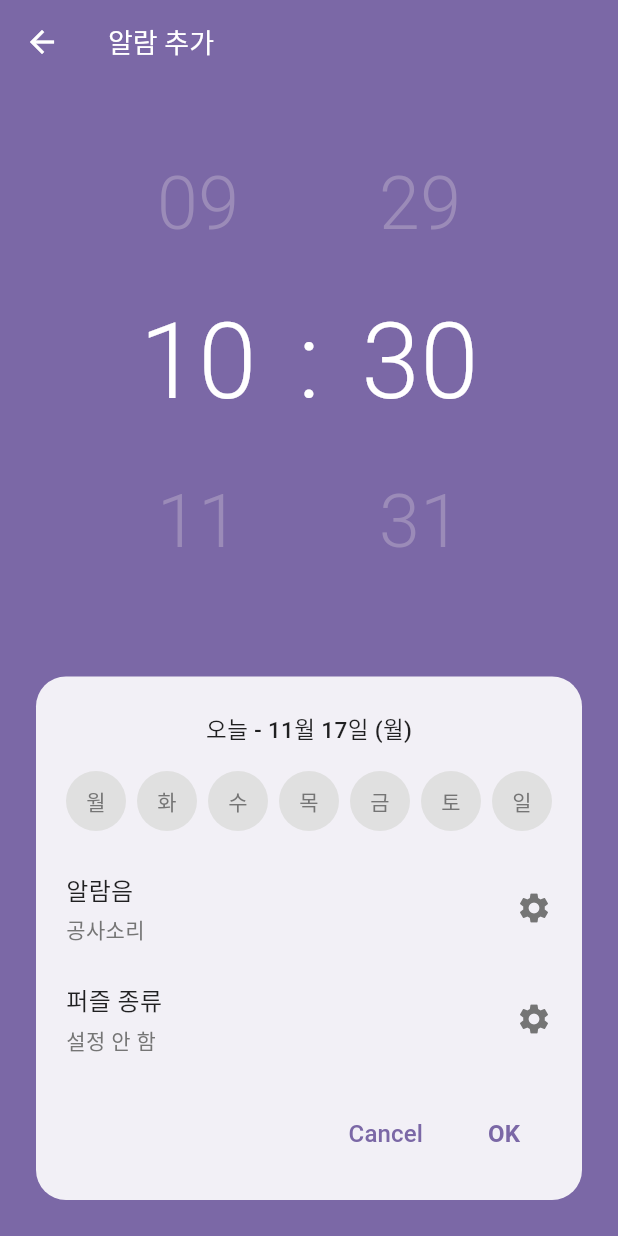
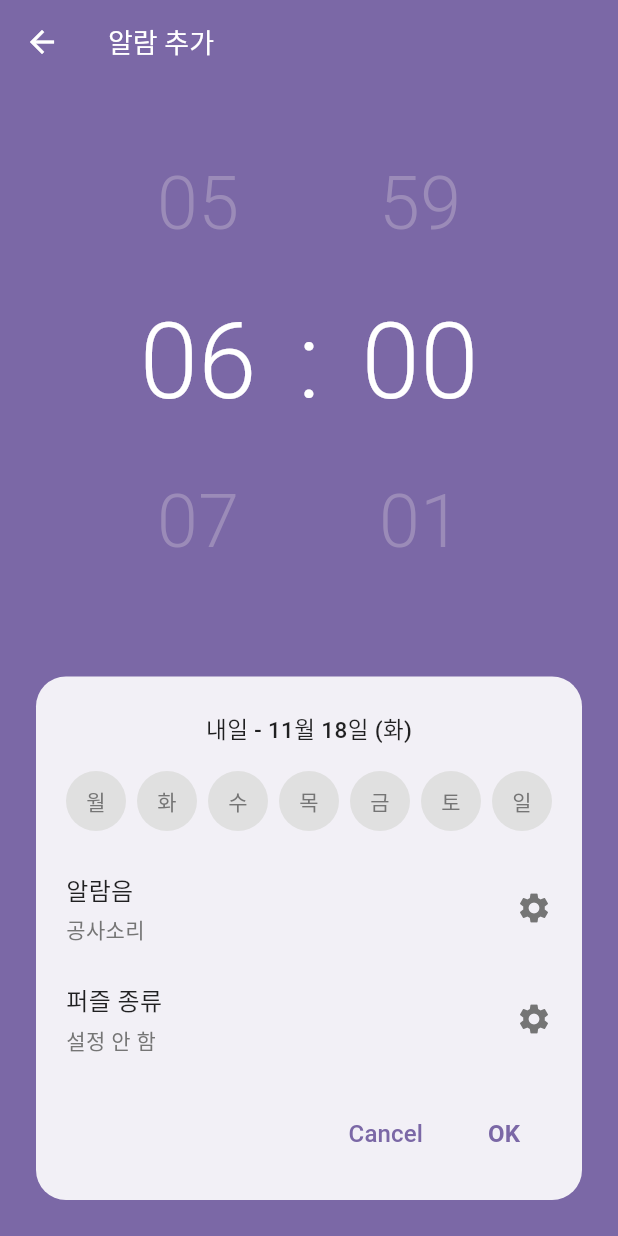
Before and after one commit to dbstjr3067/All-In-One-Scheduler, a Flutter app: the AlarmPage screen opened directly, after a tap on the "add circle outline" icon, on a phone screen of 412 x 824 dp. Run offline on Flutter 3.47's test engine with Material 3 defaults, Android fonts, the light colour scheme and no system bars; our stand-ins replace cloud_firestore, firebase_auth, firebase_core, google_sign_in; accounts and stored records are empty.

Commit message:
사소한 세팅(알람 추가시 자동으로 6:00 세팅, 요일 선택하지 않을 시의 알람 표시)

```diff
--- a/all_in_one_scheduler/lib/pages/alarm/alarm_setting_page.dart
+++ b/all_in_one_scheduler/lib/pages/alarm/alarm_setting_page.dart
@@ -1,3 +1,5 @@
+import 'dart:ui_web';
+
 import 'package:flutter/material.dart';
 import 'package:flutter/services.dart';
 import 'package:all_in_one_scheduler/services/alarm/alarm.dart';
@@ -50,8 +52,8 @@ class _AlarmSettingPageState extends State<AlarmSettingPage> {
       _quizSetting = alarm.quizSetting;
     } else {
       // 새 알람 생성
-      selectedHour = TimeOfDay.now().hour;
-      selectedMinute = TimeOfDay.now().minute;
+      selectedHour = 6;
+      selectedMinute = 0;
       selectedDays = [false, false, false, false, false, false, false];
       _soundAsset = '공사소리'; // 기본값
       _quizSetting = null; // 기본값은 알람음 모드
@@ -278,7 +280,6 @@ class _AlarmSettingPageState extends State<AlarmSettingPage> {
   }) {
     int prevValue = (value - 1 + maxValue) % maxValue;
     int nextValue = (value + 1) % maxValue;
-
     return SizedBox(
       width: 105,
       height: 315,
@@ -433,9 +434,18 @@ class _AlarmSettingPageState extends State<AlarmSettingPage> {
     if (selectedCount == 0) {
       // 모두 체크 해제: 오늘 날짜 표시
       final now = DateTime.now();
-      final formatter = DateFormat('M월 d일');
-      final weekday = days[now.weekday - 1]; // DateTime.weekday는 1(월)~7(일)
-      repeatText = '오늘 - ${formatter.format(now)} ($weekday)';
+      final tomorrow = DateTime.now().add(Duration(days: 1));
+      if (DateTime.now().hour < selectedHour || DateTime.now().hour == selectedHour && DateTime.now().minute > selectedMinute) {
+        final formatter = DateFormat('M월 d일');
+        final weekday = days[now.weekday - 1]; // DateTime.weekday는 1(월)~7(일)
+        repeatText = '오늘 - ${formatter.format(now)} ($weekday)';
+      }
+      else
+      {
+        final formatter = DateFormat('M월 d일');
+        final weekday = days[tomorrow.weekday - 1]; // DateTime.weekday는 1(월)~7(일)
+        repeatText = '내일 - ${formatter.format(tomorrow)} ($weekday)';
+      }
     } else if (selectedCount == 7) {
       // 모두 체크: 매일
       repeatText = '매일';
@@ -447,7 +457,7 @@ class _AlarmSettingPageState extends State<AlarmSettingPage> {
           selectedDayNames.add(days[i]);
         }
       }
-      repeatText = '매주 ${selectedDayNames.join(', ')}';
+      repeatText = '${selectedDayNames.join(', ')}';
     }
 
     return Padding(
--- a/all_in_one_scheduler/lib/pages/alarm_page.dart
+++ b/all_in_one_scheduler/lib/pages/alarm_page.dart
@@ -15,49 +15,8 @@ class AlarmPage extends StatefulWidget {
 
 class _AlarmPageState extends State<AlarmPage> {
   // 하드코딩된 알람 리스트
-  late List<Alarm> _alarms;
+  late List<Alarm> _alarms = [];
 
-  @override
-  void initState() {
-    super.initState();
-    _initializeHardcodedAlarms();
-  }
-
-  // 알람 리스트를 하드코딩하여 초기화합니다.
-  void _initializeHardcodedAlarms() {
-    _alarms = [
-      // 1. 아침 기상 알람 (월,화,수,목,금) - 활성화
-      Alarm(
-        alarmTime: TimeOfDay(hour: 6, minute: 30), // 06:30
-        repeatDays: [1, 2, 3, 4, 5],
-        isEnabled: true,
-        quizSetting: QuizType(
-          difficulty: QuizDifficulty.hard,
-          requiredCount: 5,
-        ),
-      ),
-      // 2. 점심 약속 알람 (반복 없음) - 비활성화 (사진의 예시 템플릿 역할)
-      Alarm(
-        alarmTime: TimeOfDay(hour: 12, minute: 0), // 12:00
-        repeatDays: [],
-        isEnabled: false,
-        quizSetting: QuizType(
-          difficulty: QuizDifficulty.easy,
-          requiredCount: 1,
-        ),
-      ),
-      // 3. 주말 알람 (토, 일) - 활성화
-      Alarm(
-        alarmTime: TimeOfDay(hour: 17, minute: 11), // PM 5:11
-        repeatDays: [6, 7],
-        isEnabled: true,
-        quizSetting: QuizType(
-          difficulty: QuizDifficulty.medium,
-          requiredCount: 3,
-        ),
-      ),
-    ];
-  }
   // scheduler_page.dart의 스타일을 참고한 배경색
   static const Color _cardColor = Color(0xFFEBEBFF); // 연한 보라색 계열
 
@@ -72,8 +31,10 @@ class _AlarmPageState extends State<AlarmPage> {
         ),
       ),
     ).then((result) {
-      if (result != null && result is Alarm) {
+      if (result != null) {
         setState(() {
+          if (result is Alarm) {
+            // 저장(확인) 버튼을 눌러 Alarm 객체가 반환된 경우
             if (index != null) {
               // 기존 알람 수정
               _alarms[index] = result;
@@ -87,13 +48,14 @@ class _AlarmPageState extends State<AlarmPage> {
                 const SnackBar(content: Text('새 알람이 추가되었습니다.')),
               );
             }
-        });
-      }
-      else if(result != null && result == 'delete'){
-        _alarms.removeAt(index!);
+          } else if (result == 'delete' && index != null) {
+            // 삭제 버튼을 눌러 'delete' 문자열이 반환된 경우
+            _alarms.removeAt(index);
             ScaffoldMessenger.of(context).showSnackBar(
               const SnackBar(content: Text('알람이 삭제되었습니다.')),
             );
+          }
+        });
       }
     });
   }
--- a/all_in_one_scheduler/lib/services/alarm/alarm.dart
+++ b/all_in_one_scheduler/lib/services/alarm/alarm.dart
@@ -66,11 +66,26 @@ class Alarm {
   }
   // 반복 요일 목록을 한글 문자열로 변환 (예: "월 수 금 일")
   String get repeatDaysString {
-    if (repeatDays.isEmpty||repeatDays.length == 7) return '매일';
+    if (repeatDays.length == 7) return '매일';
+    else if(repeatDays.isEmpty){
+      final now = DateTime.now();
+      final tomorrow = DateTime.now().add(Duration(days: 1));
+      final days = ['월', '화', '수', '목', '금', '토', '일'];
+      if(DateTime.now().hour < alarmTime.hour || DateTime.now().hour == alarmTime.hour && DateTime.now().minute > alarmTime.minute) {
+        final formatter = DateFormat('M월 d일');
+        final weekday = days[now.weekday - 1]; // DateTime.weekday는 1(월)~7(일)
+        return '오늘 - ${formatter.format(now)} ($weekday)';
+      }
+      else{
+        final formatter = DateFormat('M월 d일');
+        final weekday = days[tomorrow.weekday - 1]; // DateTime.weekday는 1(월)~7(일)
+        return '내일 - ${formatter.format(tomorrow)} ($weekday)';
+      }
+    }
     const dayMap = {
       1: '월', 2: '화', 3: '수', 4: '목', 5: '금', 6: '토', 7: '일'
     };
-    return repeatDays.map((day) => dayMap[day]).join(' ');
+    return '매주 '+repeatDays.map((day) => dayMap[day]).join(' ');
   }
 
   // 현재 알람 객체의 모든 정보를 Map<String, dynamic>으로 변환 (데이터 저장 시 유용)
```
Lines whose indentation alone changed are shown as unchanged.
